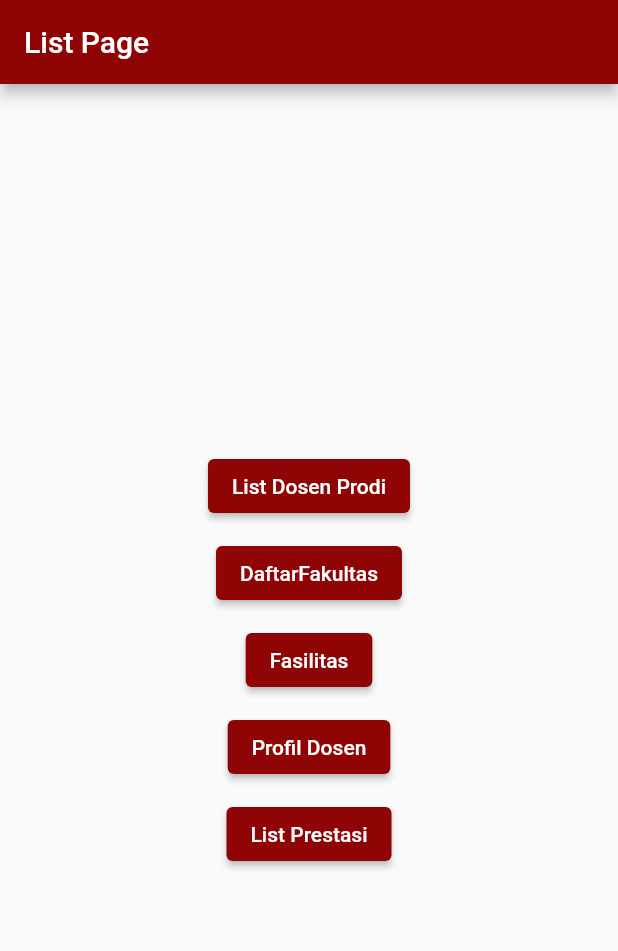
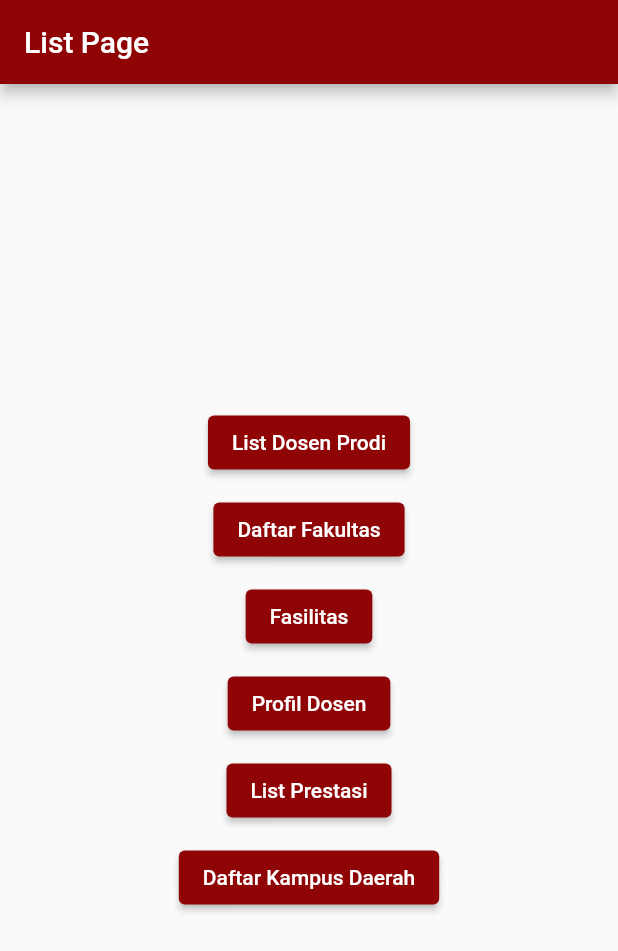
Before and after one commit to zuhalr/Provis, a Flutter app: the screen it shows after launch, on a phone screen of 412 x 824 dp. Shown: the top 951 px of the screen. Run offline on Flutter 3.47's test engine with Material 2 defaults, Android fonts, the phone set to English and light mode, and no system bars.

Commit message:
update main

```diff
--- a/lib/main.dart
+++ b/lib/main.dart
@@ -4,6 +4,7 @@ import 'list_dosen.dart';
 import 'fasilitas.dart';
 import 'daftarfakultas.dart';
 import 'profil_dosen.dart';
+import 'list_kamda.dart';
 
 void main() {
   runApp(const MyApp());
@@ -19,7 +20,8 @@ class MyApp extends StatelessWidget {
           primarySwatch: Colors.red,
           elevatedButtonTheme: ElevatedButtonThemeData(
             style: ElevatedButton.styleFrom(
-              primary: Color.fromARGB(255, 143, 5, 5), // background (button) color
+              primary:
+                  Color.fromARGB(255, 143, 5, 5), // background (button) color
               onPrimary: Colors.white, // foreground (text) color
             ),
           ),
@@ -57,7 +59,7 @@ class MyHome extends StatelessWidget {
               Padding(
                 padding: EdgeInsets.all(5), //20 pixel ke semua arah
                 child: ElevatedButton(
-                    child: Text('DaftarFakultas'),
+                    child: Text('Daftar Fakultas'),
                     onPressed: () {
                       Navigator.of(context)
                           .push(MaterialPageRoute(builder: (context) {
@@ -98,6 +100,17 @@ class MyHome extends StatelessWidget {
                       }));
                     }),
               ),
+              Padding(
+                padding: EdgeInsets.all(5), //20 pixel ke semua arah
+                child: ElevatedButton(
+                    child: Text('Daftar Kampus Daerah'),
+                    onPressed: () {
+                      Navigator.of(context)
+                          .push(MaterialPageRoute(builder: (context) {
+                        return ListKamda();
+                      }));
+                    }),
+              ),
             ],
           ),
         ),
```
Also changed, not shown: lib/list_kamda.dart (+5 -3 lines).
